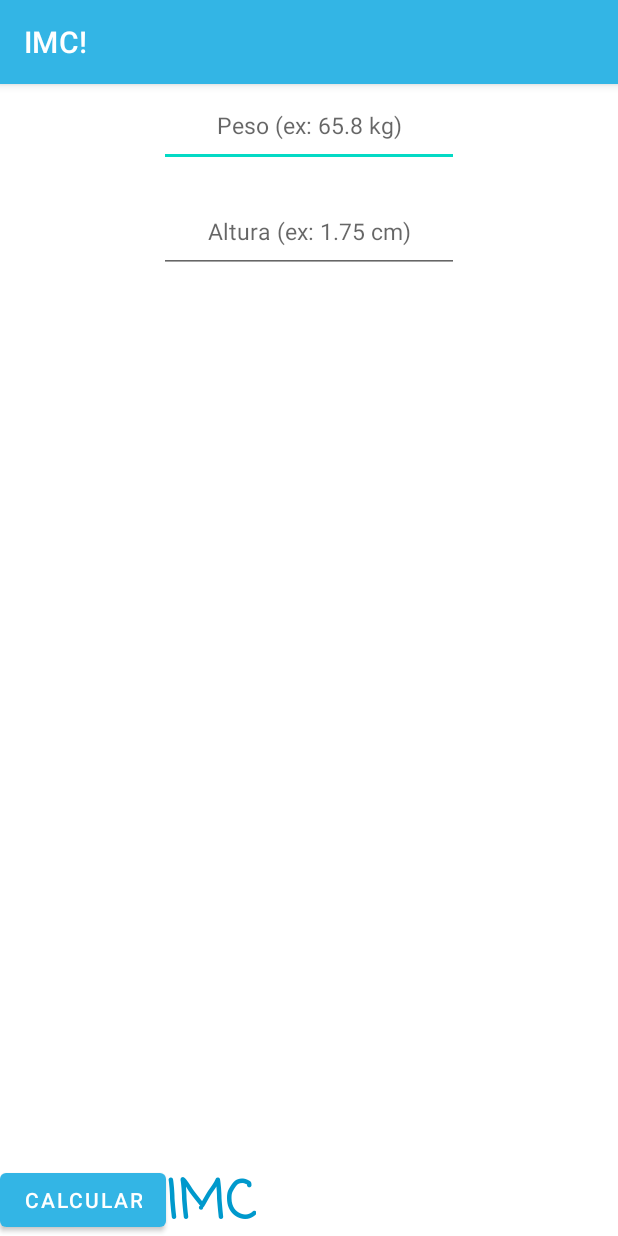
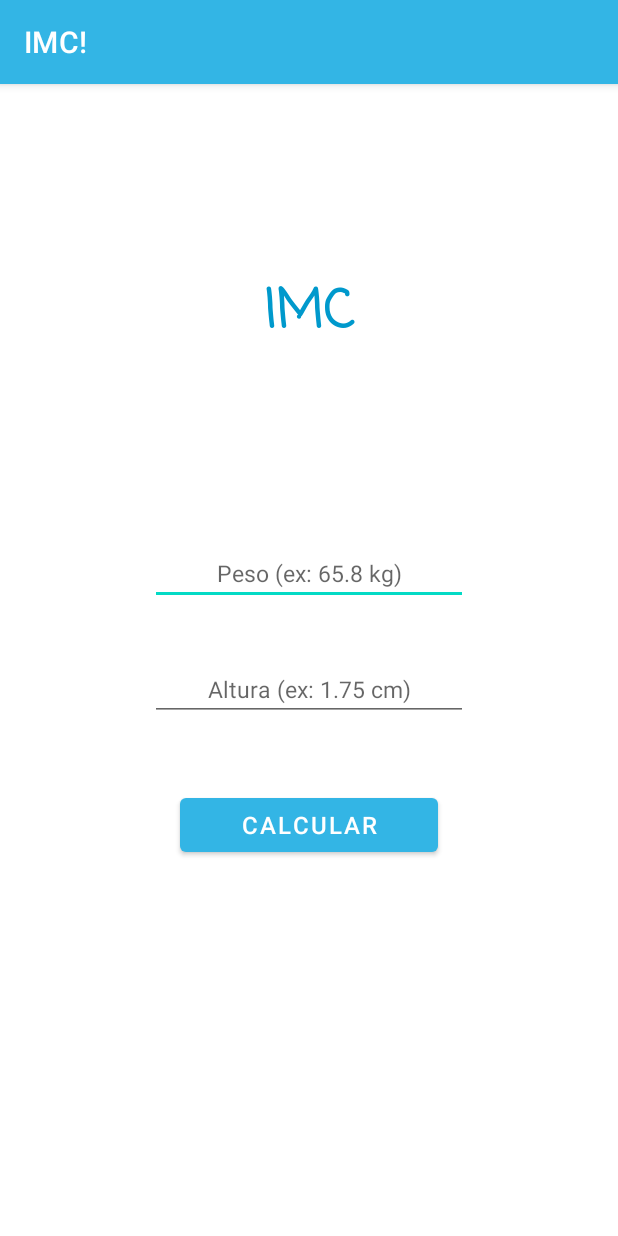
Before and after one commit to marcosdenisalves/imcapp, an Android app: the ResultActivity screen opened directly, with no data from a screen before it, on a phone screen of 412 x 824 dp. Run offline under Robolectric (Android 15) with nearby library versions, the phone set to English and light mode, and no system bars.

Commit message:
Trabalhando com contrain layout

```diff
--- a/app/src/main/res/layout/relative_main.xml
+++ b/app/src/main/res/layout/relative_main.xml
@@ -1,48 +1,80 @@
 <?xml version="1.0" encoding="utf-8"?>
-<RelativeLayout xmlns:android="http://schemas.android.com/apk/res/android"
+<androidx.constraintlayout.widget.ConstraintLayout xmlns:android="http://schemas.android.com/apk/res/android"
+    xmlns:app="http://schemas.android.com/apk/res-auto"
+    xmlns:tools="http://schemas.android.com/tools"
+    android:id="@+id/relativeLayout"
     android:layout_width="match_parent"
-    android:layout_height="match_parent"
-    xmlns:tools="http://schemas.android.com/tools">
+    android:layout_height="match_parent">
 
     <TextView
         android:id="@+id/txtLabelImc"
+        android:layout_width="0dp"
+        android:layout_height="wrap_content"
+        android:layout_alignTop="@id/btnCalc"
+        android:layout_marginHorizontal="150dp"
+        android:layout_toEndOf="@id/btnCalc"
+        android:fontFamily="casual"
         android:text="IMC"
-        android:layout_alignTop="@id/btnCalc"
-        android:fontFamily="casual"
-        android:layout_centerHorizontal="true"
-        android:layout_toEndOf="@id/btnCalc"
         android:textAlignment="center"
+        android:textColor="@color/holo_blue_dark"
         android:textSize="35sp"
         android:textStyle="bold"
-        android:textColor="@color/holo_blue_dark"
-        android:layout_height="wrap_content"
-        android:layout_width="wrap_content"/>
+        app:layout_constraintBottom_toTopOf="@id/inputTxtOne"
+        app:layout_constraintEnd_toEndOf="parent"
+        app:layout_constraintStart_toStartOf="parent"
+        app:layout_constraintTop_toTopOf="parent"
+        tools:visibility="visible" />
 
     <EditText
         android:id="@+id/inputTxtOne"
+        style="@style/EditTextStyle"
+        android:layout_width="0dp"
+        android:layout_height="wrap_content"
+        android:layout_marginHorizontal="100dp"
         android:hint="Peso (ex: 65.8 kg)"
-        android:layout_centerHorizontal="true"
-        style="@style/EditTextStyle" />
+        app:layout_constraintBottom_toBottomOf="parent"
+        app:layout_constraintEnd_toEndOf="parent"
+        app:layout_constraintStart_toStartOf="parent"
+        app:layout_constraintTop_toBottomOf="@id/txtLabelImc" />
 
     <EditText
         android:id="@+id/inputTxtTwo"
-        tools:visibility="visible"
-        android:layout_below="@id/inputTxtOne"
-        android:layout_centerInParent="true"
+        style="@style/EditTextStyle"
+        android:layout_width="0dp"
+        android:layout_height="wrap_content"
+        android:layout_marginHorizontal="100dp"
+        android:layout_marginTop="35dp"
         android:hint="Altura (ex: 1.75 cm)"
-        style="@style/EditTextStyle"/>
+        app:layout_constraintBottom_toTopOf="@id/btnCalc"
+        app:layout_constraintEnd_toEndOf="parent"
+        app:layout_constraintStart_toStartOf="parent"
+        app:layout_constraintTop_toBottomOf="@+id/inputTxtOne"
+        tools:visibility="visible" />
 
     <Button
         android:id="@+id/btnCalc"
-        android:layout_alignParentBottom="true"
+        android:layout_width="0dp"
+        android:layout_height="wrap_content"
+        android:layout_marginHorizontal="120dp"
+        android:layout_marginTop="30dp"
         android:text="calcular"
-        android:layout_width="wrap_content"
-        android:layout_height="wrap_content"/>
+        android:textSize="16sp"
+        app:layout_constraintBottom_toTopOf="@id/textResult"
+        app:layout_constraintEnd_toEndOf="parent"
+        app:layout_constraintStart_toStartOf="parent"
+        app:layout_constraintTop_toBottomOf="@id/inputTxtTwo"
+        tools:visibility="visible" />
 
     <TextView
         android:id="@+id/textResult"
-        tools:visibility="gone"
-        android:layout_marginTop="18dp"
         android:layout_width="250dp"
-        android:layout_height="100dp" />
-</RelativeLayout>
+        android:layout_height="100dp"
+        android:layout_marginTop="50dp"
+        app:layout_constraintEnd_toEndOf="parent"
+        app:layout_constraintStart_toStartOf="parent"
+        app:layout_constraintTop_toBottomOf="@id/btnCalc"
+        app:layout_constraintBottom_toBottomOf="parent"
+        android:layout_marginBottom="100dp"
+        tools:visibility="visible" />
+
+</androidx.constraintlayout.widget.ConstraintLayout>
--- a/app/src/main/res/mipmap-anydpi-v26/ic_launcher.xml
+++ b/app/src/main/res/mipmap-anydpi-v26/ic_launcher.xml
@@ -1,5 +1,5 @@
 <?xml version="1.0" encoding="utf-8"?>
 <adaptive-icon xmlns:android="http://schemas.android.com/apk/res/android">
-    <background android:drawable="@drawable/ic_launcher_background"/>
+    <background android:drawable="@color/ic_launcher_background"/>
     <foreground android:drawable="@drawable/ic_launcher_foreground"/>
 </adaptive-icon>
--- a/app/src/main/res/mipmap-anydpi-v26/ic_launcher_round.xml
+++ b/app/src/main/res/mipmap-anydpi-v26/ic_launcher_round.xml
@@ -1,5 +1,5 @@
 <?xml version="1.0" encoding="utf-8"?>
 <adaptive-icon xmlns:android="http://schemas.android.com/apk/res/android">
-    <background android:drawable="@drawable/ic_launcher_background"/>
+    <background android:drawable="@color/ic_launcher_background"/>
     <foreground android:drawable="@drawable/ic_launcher_foreground"/>
 </adaptive-icon>
--- /dev/null
+++ b/app/src/main/res/values/ic_launcher_background.xml
@@ -0,0 +1,4 @@
+<?xml version="1.0" encoding="utf-8"?>
+<resources>
+    <color name="ic_launcher_background">#3D77DC</color>
+</resources>
```
Also changed, not shown: app/src/main/res/drawable/ic_launcher_background.xml (deleted, +0 -74 lines), app/src/main/ic_launcher-playstore.png, app/src/main/res/mipmap-hdpi/ic_launcher.png (added), app/src/main/res/mipmap-hdpi/ic_launcher_round.png (added), app/src/main/res/mipmap-mdpi/ic_launcher.png (added), app/src/main/res/mipmap-mdpi/ic_launcher_round.png (added), app/src/main/res/mipmap-xhdpi/ic_launcher.png (added), app/src/main/res/mipmap-xhdpi/ic_launcher_round.png (added), app/src/main/res/mipmap-xxhdpi/ic_launcher.png (added), app/src/main/res/mipmap-xxhdpi/ic_launcher_round.png (added), app/src/main/res/mipmap-xxxhdpi/ic_launcher.png (added), app/src/main/res/mipmap-xxxhdpi/ic_launcher_round.png (added).
